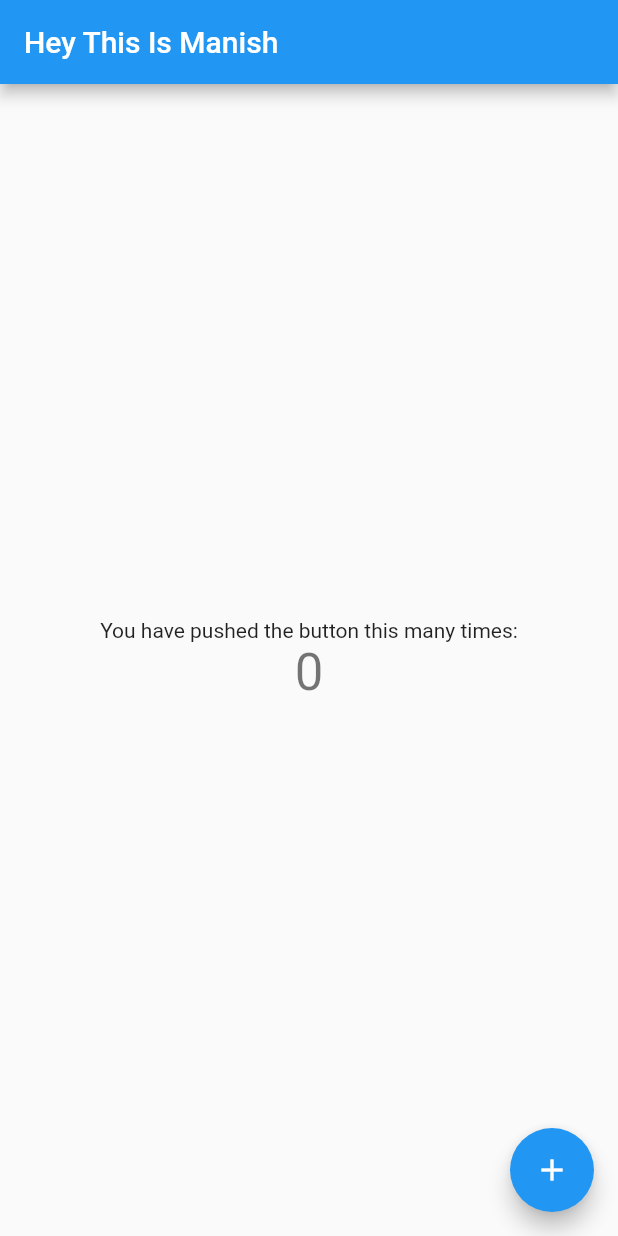
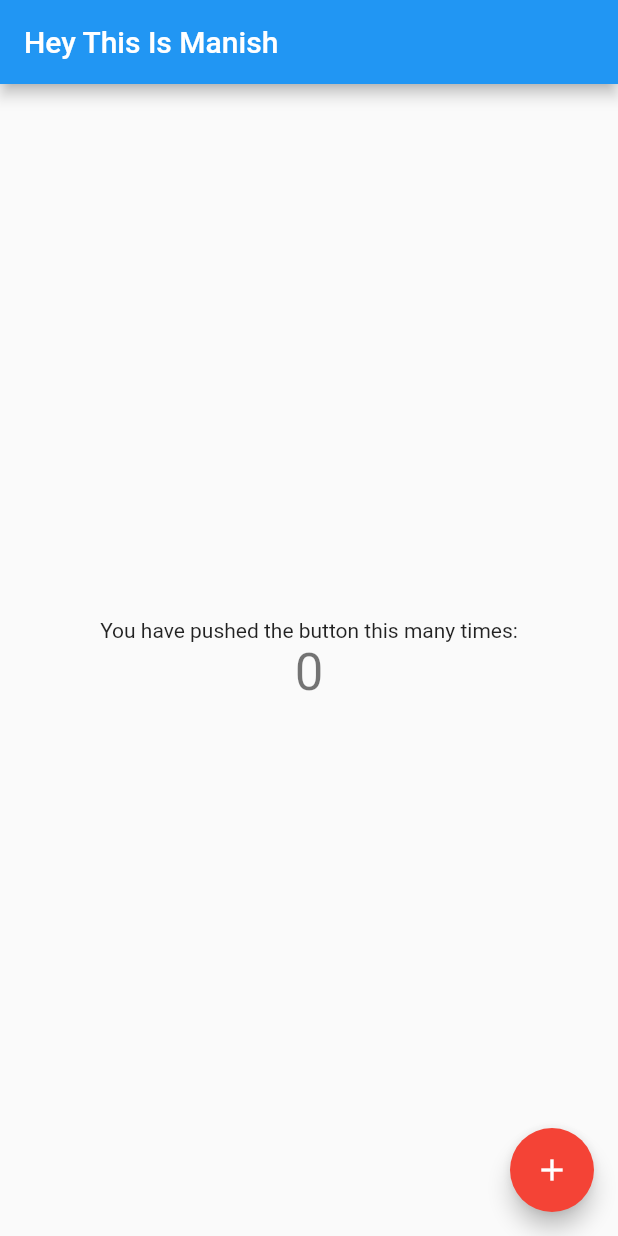
Before and after one commit to manish-andodariya/Fun-with-git, a Flutter app: the screen it shows after launch, on a phone screen of 412 x 824 dp. Run offline on Flutter 3.47's test engine with Material 2 defaults, Android fonts, the phone set to English and light mode, and no system bars.

Commit message:
changed button color

```diff
--- a/lib/main.dart
+++ b/lib/main.dart
@@ -5,22 +5,12 @@ void main() {
 }
 
 class MyApp extends StatelessWidget {
-  // This widget is the root of your application.
   @override
   Widget build(BuildContext context) {
     return MaterialApp(
       debugShowCheckedModeBanner: false,
       title: 'Flutter Demo',
       theme: ThemeData(
-        // This is the theme of your application.
-        //
-        // Try running your application with "flutter run". You'll see the
-        // application has a blue toolbar. Then, without quitting the app, try
-        // changing the primarySwatch below to Colors.green and then invoke
-        // "hot reload" (press "r" in the console where you ran "flutter run",
-        // or simply save your changes to "hot reload" in a Flutter IDE).
-        // Notice that the counter didn't reset back to zero; the application
-        // is not restarted.
         primarySwatch: Colors.blue,
       ),
       home: MyHomePage(title: 'Hey This Is Manish'),
@@ -30,15 +20,6 @@ class MyApp extends StatelessWidget {
 
 class MyHomePage extends StatefulWidget {
   MyHomePage({Key key, this.title}) : super(key: key);
-
-  // This widget is the home page of your application. It is stateful, meaning
-  // that it has a State object (defined below) that contains fields that affect
-  // how it looks.
-
-  // This class is the configuration for the state. It holds the values (in this
-  // case the title) provided by the parent (in this case the App widget) and
-  // used by the build method of the State. Fields in a Widget subclass are
-  // always marked "final".
 
   final String title;
 
@@ -51,47 +32,18 @@ class _MyHomePageState extends State<MyHomePage> {
 
   void _incrementCounter() {
     setState(() {
-      // This call to setState tells the Flutter framework that something has
-      // changed in this State, which causes it to rerun the build method below
-      // so that the display can reflect the updated values. If we changed
-      // _counter without calling setState(), then the build method would not be
-      // called again, and so nothing would appear to happen.
       _counter++;
     });
   }
 
   @override
   Widget build(BuildContext context) {
-    // This method is rerun every time setState is called, for instance as done
-    // by the _incrementCounter method above.
-    //
-    // The Flutter framework has been optimized to make rerunning build methods
-    // fast, so that you can just rebuild anything that needs updating rather
-    // than having to individually change instances of widgets.
     return Scaffold(
       appBar: AppBar(
-        // Here we take the value from the MyHomePage object that was created by
-        // the App.build method, and use it to set our appbar title.
         title: Text(widget.title),
       ),
       body: Center(
-        // Center is a layout widget. It takes a single child and positions it
-        // in the middle of the parent.
         child: Column(
-          // Column is also a layout widget. It takes a list of children and
-          // arranges them vertically. By default, it sizes itself to fit its
-          // children horizontally, and tries to be as tall as its parent.
-          //
-          // Invoke "debug painting" (press "p" in the console, choose the
-          // "Toggle Debug Paint" action from the Flutter Inspector in Android
-          // Studio, or the "Toggle Debug Paint" command in Visual Studio Code)
-          // to see the wireframe for each widget.
-          //
-          // Column has various properties to control how it sizes itself and
-          // how it positions its children. Here we use mainAxisAlignment to
-          // center the children vertically; the main axis here is the vertical
-          // axis because Columns are vertical (the cross axis would be
-          // horizontal).
           mainAxisAlignment: MainAxisAlignment.center,
           children: <Widget>[
             Text(
@@ -105,10 +57,11 @@ class _MyHomePageState extends State<MyHomePage> {
         ),
       ),
       floatingActionButton: FloatingActionButton(
+        backgroundColor: Colors.red,
         onPressed: _incrementCounter,
         tooltip: 'Increment',
-        child: Icon(Icons.add),
-      ), // This trailing comma makes auto-formatting nicer for build methods.
+        child: Icon(Icons.add, color: Colors.white),
+      ),
     );
   }
 }
```
